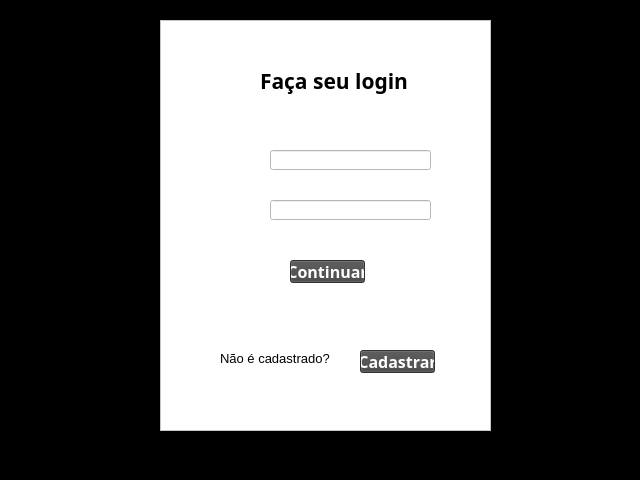
elievelton/Git, file Projeto_Conta/tela_login.ui: the form before one commit.
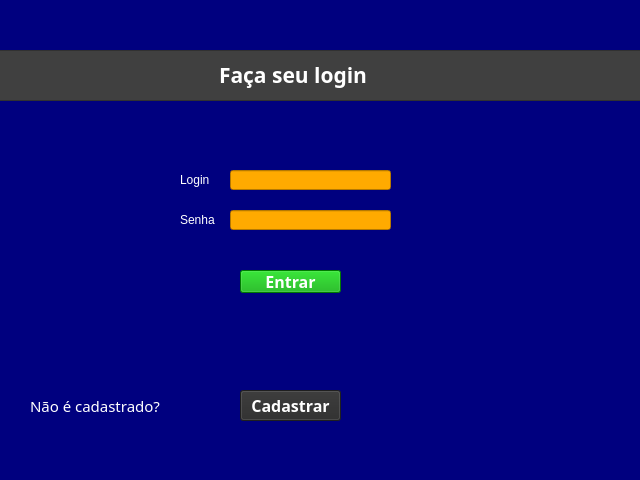
The form after the commit. Icons and pictures are not drawn.

Commit message: Feat: Novas Telas

```diff
--- a/Projeto_Conta/tela_login.ui
+++ b/Projeto_Conta/tela_login.ui
@@ -14,20 +14,168 @@
    <string>MainWindow</string>
   </property>
   <property name="styleSheet">
-   <string notr="true">background-color: rgb(0, 0, 0);</string>
+   <string notr="true">background-color: rgb(0, 0, 127);</string>
   </property>
   <widget class="QWidget" name="centralwidget">
+   <widget class="QLabel" name="label_5">
+    <property name="geometry">
+     <rect>
+      <x>180</x>
+      <y>170</y>
+      <width>63</width>
+      <height>20</height>
+     </rect>
+    </property>
+    <property name="styleSheet">
+     <string notr="true">color: rgb(255, 255, 255);</string>
+    </property>
+    <property name="text">
+     <string>Login</string>
+    </property>
+   </widget>
+   <widget class="QLabel" name="label_6">
+    <property name="geometry">
+     <rect>
+      <x>180</x>
+      <y>210</y>
+      <width>63</width>
+      <height>20</height>
+     </rect>
+    </property>
+    <property name="styleSheet">
+     <string notr="true">color: rgb(255, 255, 255);</string>
+    </property>
+    <property name="text">
+     <string>Senha</string>
+    </property>
+   </widget>
+   <widget class="QLineEdit" name="lineEdit">
+    <property name="geometry">
+     <rect>
+      <x>230</x>
+      <y>170</y>
+      <width>161</width>
+      <height>20</height>
+     </rect>
+    </property>
+    <property name="styleSheet">
+     <string notr="true">background-color: rgb(255, 170, 0);
+color: rgb(0, 0, 0);</string>
+    </property>
+    <property name="text">
+     <string/>
+    </property>
+    <property name="echoMode">
+     <enum>QLineEdit::Normal</enum>
+    </property>
+   </widget>
+   <widget class="QLineEdit" name="lineEdit_2">
+    <property name="geometry">
+     <rect>
+      <x>230</x>
+      <y>210</y>
+      <width>161</width>
+      <height>20</height>
+     </rect>
+    </property>
+    <property name="styleSheet">
+     <string notr="true">background-color: rgb(255, 170, 0);
+color: rgb(0, 0, 0);</string>
+    </property>
+    <property name="text">
+     <string/>
+    </property>
+    <property name="echoMode">
+     <enum>QLineEdit::Password</enum>
+    </property>
+   </widget>
+   <widget class="QPushButton" name="pushButton">
+    <property name="geometry">
+     <rect>
+      <x>240</x>
+      <y>270</y>
+      <width>101</width>
+      <height>23</height>
+     </rect>
+    </property>
+    <property name="font">
+     <font>
+      <family>Agency FB</family>
+      <pointsize>12</pointsize>
+      <weight>75</weight>
+      <bold>true</bold>
+     </font>
+    </property>
+    <property name="styleSheet">
+     <string notr="true">color: rgb(255, 255, 255);
+background-color: rgb(0, 170, 0);</string>
+    </property>
+    <property name="text">
+     <string>Entrar</string>
+    </property>
+   </widget>
+   <widget class="QLabel" name="label_2">
+    <property name="geometry">
+     <rect>
+      <x>30</x>
+      <y>390</y>
+      <width>181</width>
+      <height>31</height>
+     </rect>
+    </property>
+    <property name="font">
+     <font>
+      <family>Noto Sans</family>
+      <pointsize>11</pointsize>
+      <weight>9</weight>
+      <italic>false</italic>
+      <bold>false</bold>
+     </font>
+    </property>
+    <property name="styleSheet">
+     <string notr="true">font: 75 11pt &quot;Noto Sans&quot;;
+color: rgb(255, 255, 255);</string>
+    </property>
+    <property name="text">
+     <string>Não é cadastrado?</string>
+    </property>
+   </widget>
+   <widget class="QPushButton" name="pushButton_2">
+    <property name="geometry">
+     <rect>
+      <x>240</x>
+      <y>390</y>
+      <width>101</width>
+      <height>31</height>
+     </rect>
+    </property>
+    <property name="font">
+     <font>
+      <family>Agency FB</family>
+      <pointsize>12</pointsize>
+      <weight>75</weight>
+      <bold>true</bold>
+     </font>
+    </property>
+    <property name="styleSheet">
+     <string notr="true">background-color: rgb(43, 43, 43);
+color: rgb(255, 255, 255);</string>
+    </property>
+    <property name="text">
+     <string>Cadastrar</string>
+    </property>
+   </widget>
    <widget class="QFrame" name="frame">
     <property name="geometry">
      <rect>
-      <x>160</x>
-      <y>20</y>
-      <width>331</width>
-      <height>411</height>
+      <x>-1</x>
+      <y>50</y>
+      <width>671</width>
+      <height>51</height>
      </rect>
     </property>
     <property name="styleSheet">
-     <string notr="true">background-color: rgb(255, 255, 255);</string>
+     <string notr="true">background-color: rgb(64, 64, 64);</string>
     </property>
     <property name="frameShape">
      <enum>QFrame::StyledPanel</enum>
@@ -38,9 +186,9 @@
     <widget class="QLabel" name="label">
      <property name="geometry">
       <rect>
-       <x>100</x>
-       <y>40</y>
-       <width>161</width>
+       <x>220</x>
+       <y>4</y>
+       <width>221</width>
        <height>41</height>
       </rect>
      </property>
@@ -52,138 +200,14 @@
        <bold>true</bold>
       </font>
      </property>
+     <property name="styleSheet">
+      <string notr="true">
+color: rgb(255, 255, 255);</string>
+     </property>
      <property name="text">
       <string>Faça seu login</string>
      </property>
     </widget>
-    <widget class="QLineEdit" name="lineEdit">
-     <property name="geometry">
-      <rect>
-       <x>110</x>
-       <y>130</y>
-       <width>161</width>
-       <height>20</height>
-      </rect>
-     </property>
-    </widget>
-    <widget class="QLineEdit" name="lineEdit_2">
-     <property name="geometry">
-      <rect>
-       <x>110</x>
-       <y>180</y>
-       <width>161</width>
-       <height>20</height>
-      </rect>
-     </property>
-    </widget>
-    <widget class="QPushButton" name="pushButton">
-     <property name="geometry">
-      <rect>
-       <x>130</x>
-       <y>240</y>
-       <width>75</width>
-       <height>23</height>
-      </rect>
-     </property>
-     <property name="font">
-      <font>
-       <family>Agency FB</family>
-       <pointsize>12</pointsize>
-       <weight>75</weight>
-       <bold>true</bold>
-      </font>
-     </property>
-     <property name="styleSheet">
-      <string notr="true">color: rgb(255, 255, 255);
-background-color: rgb(68, 68, 68);</string>
-     </property>
-     <property name="text">
-      <string>Continuar</string>
-     </property>
-    </widget>
-    <widget class="QLabel" name="label_2">
-     <property name="geometry">
-      <rect>
-       <x>60</x>
-       <y>330</y>
-       <width>111</width>
-       <height>16</height>
-      </rect>
-     </property>
-     <property name="font">
-      <font>
-       <pointsize>10</pointsize>
-      </font>
-     </property>
-     <property name="text">
-      <string>Não é cadastrado?</string>
-     </property>
-    </widget>
-    <widget class="QPushButton" name="pushButton_2">
-     <property name="geometry">
-      <rect>
-       <x>200</x>
-       <y>330</y>
-       <width>75</width>
-       <height>23</height>
-      </rect>
-     </property>
-     <property name="font">
-      <font>
-       <family>Agency FB</family>
-       <pointsize>12</pointsize>
-       <weight>75</weight>
-       <bold>true</bold>
-      </font>
-     </property>
-     <property name="styleSheet">
-      <string notr="true">color: rgb(255, 255, 255);
-background-color: rgb(68, 68, 68);</string>
-     </property>
-     <property name="text">
-      <string>Cadastrar</string>
-     </property>
-    </widget>
-    <widget class="QLabel" name="label_3">
-     <property name="geometry">
-      <rect>
-       <x>60</x>
-       <y>130</y>
-       <width>101</width>
-       <height>21</height>
-      </rect>
-     </property>
-     <property name="text">
-      <string/>
-     </property>
-     <property name="pixmap">
-      <pixmap>../../../../Downloads/Design sem nome (7).png</pixmap>
-     </property>
-    </widget>
-    <widget class="QLabel" name="label_4">
-     <property name="geometry">
-      <rect>
-       <x>60</x>
-       <y>180</y>
-       <width>51</width>
-       <height>21</height>
-      </rect>
-     </property>
-     <property name="text">
-      <string/>
-     </property>
-     <property name="pixmap">
-      <pixmap>../../../../Downloads/Design sem nome (8).png</pixmap>
-     </property>
-    </widget>
-    <zorder>label_4</zorder>
-    <zorder>label_3</zorder>
-    <zorder>label</zorder>
-    <zorder>lineEdit</zorder>
-    <zorder>lineEdit_2</zorder>
-    <zorder>pushButton</zorder>
-    <zorder>label_2</zorder>
-    <zorder>pushButton_2</zorder>
    </widget>
   </widget>
   <widget class="QStatusBar" name="statusbar"/>
```
The commit also changes 33 other files.
